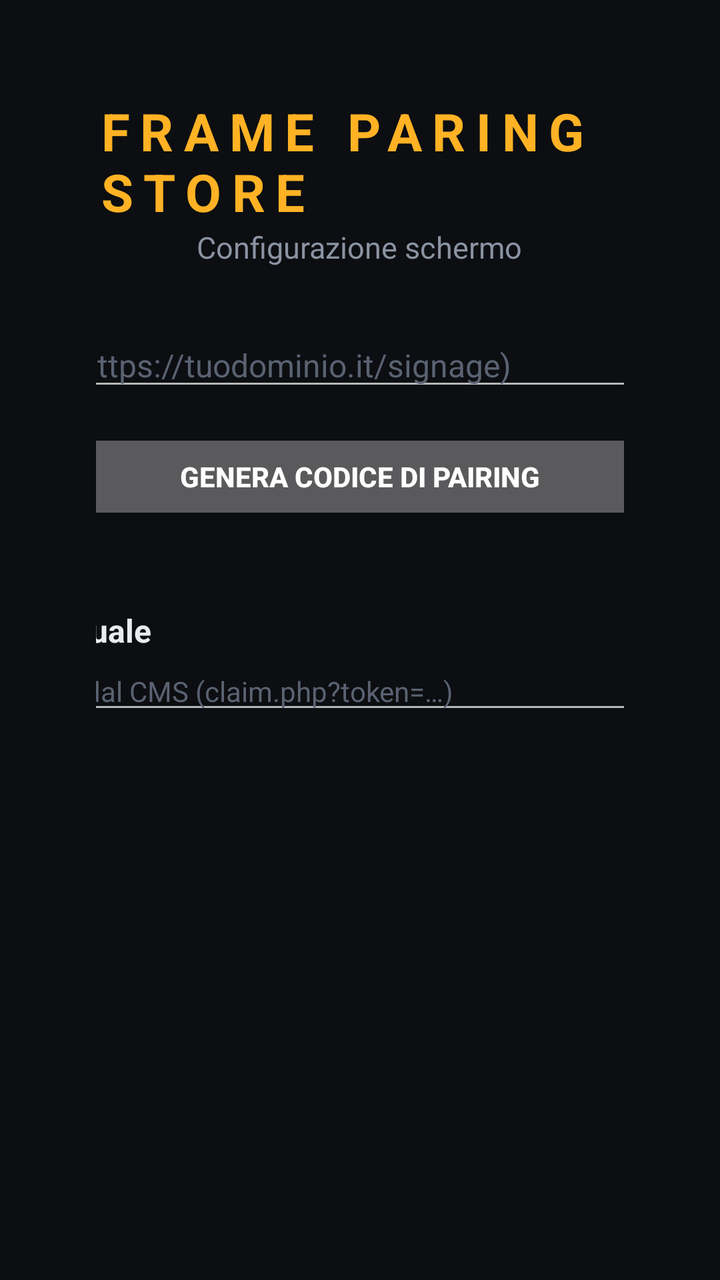
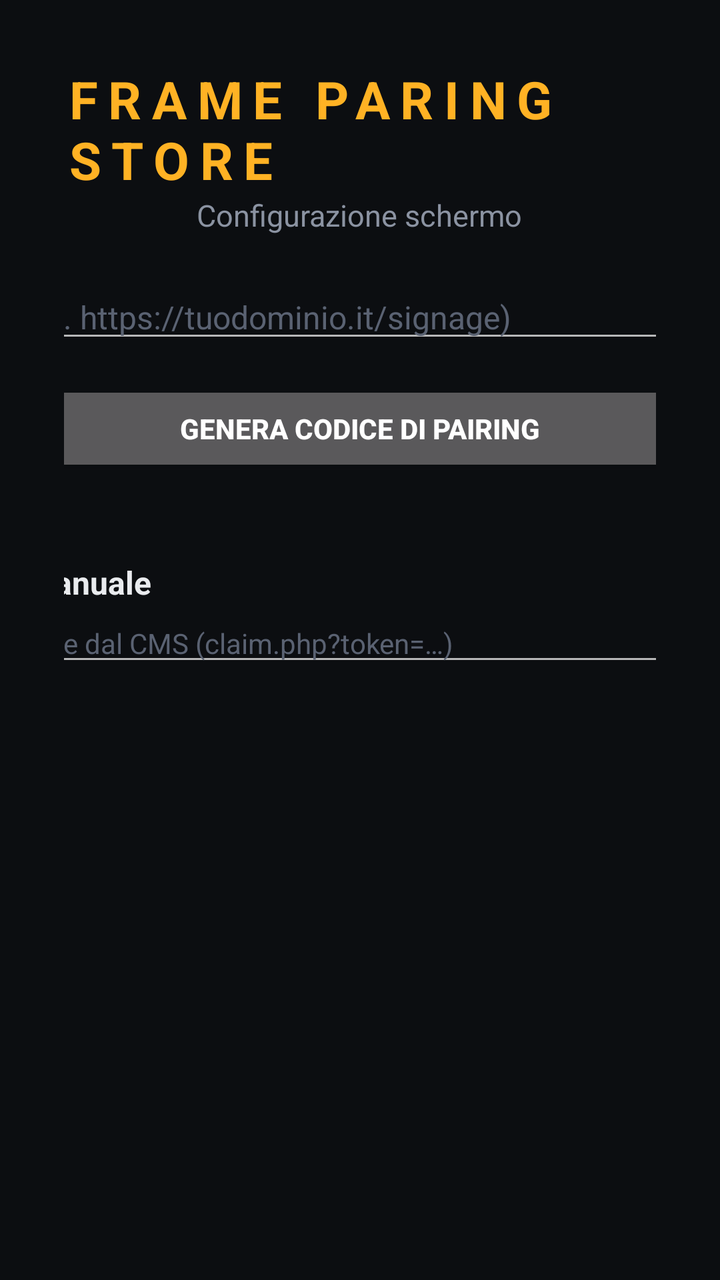

The first picture is an Android layout as it rendered before a commit; the second is the same layout after the commit. The layout source and the unified diff follow.
<!-- AndroidManifest.xml: application theme Theme.FrameParing -->
<!-- res/layout/activity_main.xml -->
<?xml version="1.0" encoding="utf-8"?>
<FrameLayout xmlns:android="http://schemas.android.com/apk/res/android"
    android:layout_width="match_parent"
    android:layout_height="match_parent"
    android:background="#000000"
    android:keepScreenOn="true">

    
    <FrameLayout
        android:id="@+id/playerContainer"
        android:layout_width="match_parent"
        android:layout_height="match_parent"
        android:clipChildren="true" />

    
    <TextView
        android:id="@+id/playerStatus"
        android:layout_width="wrap_content"
        android:layout_height="wrap_content"
        android:layout_gravity="center"
        android:textColor="#8B93A2"
        android:textSize="20sp"
        android:visibility="gone" />

    
    <Button
        android:id="@+id/playerAutostartButton"
        android:layout_width="wrap_content"
        android:layout_height="wrap_content"
        android:layout_gravity="bottom|center_horizontal"
        android:layout_marginBottom="36dp"
        android:text="@string/autostart_button"
        android:textStyle="bold"
        android:visibility="gone" />

    
    <ScrollView
        android:id="@+id/settingsPanel"
        android:layout_width="match_parent"
        android:layout_height="match_parent"
        android:background="#F00C0E11"
        android:fillViewport="true"
        android:visibility="gone">

        <LinearLayout
            android:layout_width="match_parent"
            android:layout_height="wrap_content"
            android:orientation="vertical"
            android:gravity="center_horizontal"
            android:padding="48dp">

            <TextView
                android:layout_width="wrap_content"
                android:layout_height="wrap_content"
                android:text="@string/settings_title"
                android:textColor="#E9EBEE"
                android:textSize="24sp"
                android:textStyle="bold" />

            <TextView
                android:id="@+id/settingsState"
                android:layout_width="wrap_content"
                android:layout_height="wrap_content"
                android:layout_marginTop="6dp"
                android:layout_marginBottom="26dp"
                android:textColor="#8B93A2"
                android:textSize="15sp" />

            <LinearLayout
                android:layout_width="620dp"
                android:layout_height="wrap_content"
                android:orientation="vertical">

                <TextView
                    android:layout_width="wrap_content"
                    android:layout_height="wrap_content"
                    android:text="@string/settings_server"
                    android:textColor="#8B93A2"
                    android:textSize="14sp" />

                <EditText
                    android:id="@+id/settingsServerInput"
                    android:layout_width="match_parent"
                    android:layout_height="wrap_content"
                    android:hint="@string/server_hint"
                    android:textColor="#E9EBEE"
                    android:textColorHint="#5A6272"
                    android:textSize="16sp"
                    android:inputType="textUri"
                    android:imeOptions="actionDone"
                    android:maxLines="1" />

                <LinearLayout
                    android:layout_width="match_parent"
                    android:layout_height="wrap_content"
                    android:orientation="horizontal"
                    android:layout_marginTop="16dp">

                    <Button
                        android:id="@+id/settingsSaveButton"
                        android:layout_width="0dp"
                        android:layout_weight="1"
                        android:layout_height="wrap_content"
                        android:text="@string/settings_save"
                        android:textStyle="bold" />

                    <Button
                        android:id="@+id/settingsCloseButton"
                        android:layout_width="0dp"
                        android:layout_weight="1"
                        android:layout_height="wrap_content"
                        android:layout_marginStart="12dp"
                        android:text="@string/settings_close" />
                </LinearLayout>

                <Button
                    android:id="@+id/settingsUnpairButton"
                    android:layout_width="match_parent"
                    android:layout_height="wrap_content"
                    android:layout_marginTop="28dp"
                    android:text="@string/settings_unpair" />

                <TextView
                    android:id="@+id/settingsVersion"
                    android:layout_width="wrap_content"
                    android:layout_height="wrap_content"
                    android:layout_marginTop="26dp"
                    android:textColor="#5A6272"
                    android:textSize="13sp" />

                <TextView
                    android:layout_width="match_parent"
                    android:layout_height="wrap_content"
                    android:layout_marginTop="6dp"
                    android:text="@string/settings_hint"
                    android:textColor="#5A6272"
                    android:textSize="13sp" />
            </LinearLayout>
        </LinearLayout>
    </ScrollView>

    
    <ScrollView
        android:id="@+id/pairingPanel"
        android:layout_width="match_parent"
        android:layout_height="match_parent"
        android:background="#0C0E11"
        android:fillViewport="true">

        <LinearLayout
            android:layout_width="match_parent"
            android:layout_height="wrap_content"
            android:orientation="vertical"
            android:gravity="center_horizontal"
            android:padding="48dp">

            <TextView
                android:id="@+id/brandTitle"
                android:layout_width="wrap_content"
                android:layout_height="wrap_content"
                android:text="@string/setup_title"
                android:textColor="#FFB224"
                android:textSize="26sp"
                android:textStyle="bold"
                android:letterSpacing="0.2" />

            <TextView
                android:id="@+id/brandSubtitle"
                android:layout_width="wrap_content"
                android:layout_height="wrap_content"
                android:text="@string/setup_subtitle"
                android:textColor="#8B93A2"
                android:textSize="15sp"
                android:layout_marginBottom="28dp" />

            
            <LinearLayout
                android:id="@+id/serverForm"
                android:layout_width="560dp"
                android:layout_height="wrap_content"
                android:orientation="vertical">

                <EditText
                    android:id="@+id/serverInput"
                    android:layout_width="match_parent"
                    android:layout_height="wrap_content"
                    android:hint="@string/server_hint"
                    android:textColor="#E9EBEE"
                    android:textColorHint="#5A6272"
                    android:textSize="16sp"
                    android:inputType="textUri"
                    android:imeOptions="actionDone"
                    android:maxLines="1" />

                <Button
                    android:id="@+id/pairButton"
                    android:layout_width="match_parent"
                    android:layout_height="wrap_content"
                    android:layout_marginTop="14dp"
                    android:text="@string/start_pairing"
                    android:textStyle="bold" />
            </LinearLayout>

            
            <LinearLayout
                android:id="@+id/codePanel"
                android:layout_width="wrap_content"
                android:layout_height="wrap_content"
                android:orientation="vertical"
                android:gravity="center_horizontal"
                android:visibility="gone">

                <TextView
                    android:id="@+id/pinText"
                    android:layout_width="wrap_content"
                    android:layout_height="wrap_content"
                    android:textColor="#FFB224"
                    android:textSize="72sp"
                    android:textStyle="bold"
                    android:typeface="monospace"
                    android:letterSpacing="0.3" />

                <ImageView
                    android:id="@+id/qrImage"
                    android:layout_width="220dp"
                    android:layout_height="220dp"
                    android:layout_marginTop="20dp"
                    android:contentDescription="@string/pairing_wait" />

                <TextView
                    android:id="@+id/pairStatus"
                    android:layout_width="wrap_content"
                    android:layout_height="wrap_content"
                    android:layout_marginTop="18dp"
                    android:text="@string/pairing_wait"
                    android:textColor="#8B93A2"
                    android:textSize="16sp" />
            </LinearLayout>

            
            <LinearLayout
                android:layout_width="560dp"
                android:layout_height="wrap_content"
                android:orientation="vertical"
                android:layout_marginTop="42dp">

                <TextView
                    android:layout_width="wrap_content"
                    android:layout_height="wrap_content"
                    android:text="@string/manual_title"
                    android:textColor="#E9EBEE"
                    android:textSize="16sp"
                    android:textStyle="bold" />

                <EditText
                    android:id="@+id/claimInput"
                    android:layout_width="match_parent"
                    android:layout_height="wrap_content"
                    android:hint="@string/manual_hint"
                    android:textColor="#E9EBEE"
                    android:textColorHint="#5A6272"
                    android:textSize="14sp"
                    android:inputType="textUri"
                    android:imeOptions="actionDone"
                    android:maxLines="1" />

                <Button
                    android:id="@+id/claimButton"
                    android:layout_width="wrap_content"
                    android:layout_height="wrap_content"
                    android:layout_marginTop="10dp"
                    android:text="@string/manual_go" />
            </LinearLayout>

            
            <LinearLayout
                android:id="@+id/autostartPanel"
                android:layout_width="560dp"
                android:layout_height="wrap_content"
                android:orientation="vertical"
                android:layout_marginTop="42dp"
                android:visibility="gone">

                <TextView
                    android:layout_width="wrap_content"
                    android:layout_height="wrap_content"
                    android:text="@string/autostart_title"
                    android:textColor="#E9EBEE"
                    android:textSize="16sp"
                    android:textStyle="bold" />

                <TextView
                    android:layout_width="match_parent"
                    android:layout_height="wrap_content"
                    android:layout_marginTop="4dp"
                    android:text="@string/autostart_hint"
                    android:textColor="#8B93A2"
                    android:textSize="14sp" />

                <Button
                    android:id="@+id/autostartButton"
                    android:layout_width="wrap_content"
                    android:layout_height="wrap_content"
                    android:layout_marginTop="10dp"
                    android:text="@string/autostart_button"
                    android:textStyle="bold" />
            </LinearLayout>

        </LinearLayout>
    </ScrollView>
</FrameLayout>
<!-- resources referenced by this layout -->
<resources>
  <string name="autostart_button">Attiva avvio automatico</string>
  <string name="autostart_hint">Su questo dispositivo serve un permesso per far ripartire l\'app da sola all\'accensione. Si attiva una volta sola.</string>
  <string name="autostart_title">Avvio automatico</string>
  <string name="manual_go">Configura</string>
  <string name="manual_hint">URL di configurazione dal CMS (claim.php?token=…)</string>
  <string name="manual_title">Configurazione manuale</string>
  <string name="pairing_wait">Inserisci questo codice nel CMS, oppure scansiona il QR</string>
  <string name="server_hint">URL del server (es. https://tuodominio.it/signage)</string>
  <string name="settings_close">Chiudi</string>
  <string name="settings_hint">Premi MENU sul telecomando (o tieni premuto OK) per riaprire questa schermata.</string>
  <string name="settings_save">Salva indirizzo</string>
  <string name="settings_server">Indirizzo del server</string>
  <string name="settings_title">Impostazioni schermo</string>
  <string name="settings_unpair">Disassocia questo schermo</string>
  <string name="setup_subtitle">Configurazione schermo</string>
  <string name="setup_title">FRAME PARING STORE</string>
  <string name="start_pairing">Genera codice di pairing</string>
  <style name="Theme.FrameParing" parent="@android:style/Theme.Material.NoActionBar.Fullscreen">
          <item name="android:windowBackground">@android:color/black</item>
          <item name="android:colorAccent">#FFB224</item>
          <item name="android:colorPrimary">#0C0E11</item>
          <item name="android:colorPrimaryDark">#0C0E11</item>
      </style>
</resources>

<!-- the commit's change to res/layout/activity_main.xml (unified diff, before → after) -->
@@ -152,7 +152,7 @@
             android:layout_height="wrap_content"
             android:orientation="vertical"
             android:gravity="center_horizontal"
-            android:padding="48dp">
+            android:padding="32dp">
 
             <TextView
                 android:id="@+id/brandTitle"
@@ -171,7 +171,7 @@
                 android:text="@string/setup_subtitle"
                 android:textColor="#8B93A2"
                 android:textSize="15sp"
-                android:layout_marginBottom="28dp" />
+                android:layout_marginBottom="20dp" />
 
             
             <LinearLayout
@@ -215,26 +215,45 @@
                     android:layout_width="wrap_content"
                     android:layout_height="wrap_content"
                     android:textColor="#FFB224"
-                    android:textSize="72sp"
+                    android:textSize="62sp"
                     android:textStyle="bold"
                     android:typeface="monospace"
                     android:letterSpacing="0.3" />
 
                 <ImageView
                     android:id="@+id/qrImage"
-                    android:layout_width="220dp"
-                    android:layout_height="220dp"
-                    android:layout_marginTop="20dp"
+                    android:layout_width="184dp"
+                    android:layout_height="184dp"
+                    android:layout_marginTop="14dp"
                     android:contentDescription="@string/pairing_wait" />
 
                 <TextView
                     android:id="@+id/pairStatus"
                     android:layout_width="wrap_content"
                     android:layout_height="wrap_content"
-                    android:layout_marginTop="18dp"
+                    android:layout_marginTop="12dp"
                     android:text="@string/pairing_wait"
                     android:textColor="#8B93A2"
                     android:textSize="16sp" />
+
+                
+                <ProgressBar
+                    android:id="@+id/pairProgress"
+                    style="?android:attr/progressBarStyleHorizontal"
+                    android:layout_width="184dp"
+                    android:layout_height="4dp"
+                    android:layout_marginTop="12dp"
+                    android:max="1000"
+                    android:progress="1000" />
+
+                <TextView
+                    android:id="@+id/pairCountdown"
+                    android:layout_width="wrap_content"
+                    android:layout_height="wrap_content"
+                    android:layout_marginTop="8dp"
+                    android:textColor="#5A6272"
+                    android:textSize="14sp"
+                    android:typeface="monospace" />
             </LinearLayout>
 
             
@@ -297,13 +316,22 @@
                     android:textColor="#8B93A2"
                     android:textSize="14sp" />
 
-                <Button
-                    android:id="@+id/autostartButton"
-                    android:layout_width="wrap_content"
-                    android:layout_height="wrap_content"
-                    android:layout_marginTop="10dp"
-                    android:text="@string/autostart_button"
-                    android:textStyle="bold" />
+                <Switch
+                    android:id="@+id/autostartSwitch"
+                    android:layout_width="match_parent"
+                    android:layout_height="wrap_content"
+                    android:layout_marginTop="14dp"
+                    android:paddingVertical="10dp"
+                    android:text="@string/autostart_switch"
+                    android:textColor="#E9EBEE"
+                    android:textSize="16sp"
+                    android:focusable="true" />
+
+                <TextView
+                    android:id="@+id/autostartState"
+                    android:layout_width="wrap_content"
+                    android:layout_height="wrap_content"
+                    android:textSize="14sp" />
             </LinearLayout>
 
         </LinearLayout>
<!-- resource entries referenced after the edit -->
@@ -2,6 +2,7 @@
 <resources>
   <string name="autostart_button">Attiva avvio automatico</string>
   <string name="autostart_hint">Su questo dispositivo serve un permesso per far ripartire l\'app da sola all\'accensione. Si attiva una volta sola.</string>
+  <string name="autostart_switch">Avvio automatico all\'accensione</string>
   <string name="autostart_title">Avvio automatico</string>
   <string name="manual_go">Configura</string>
   <string name="manual_hint">URL di configurazione dal CMS (claim.php?token=…)</string>
